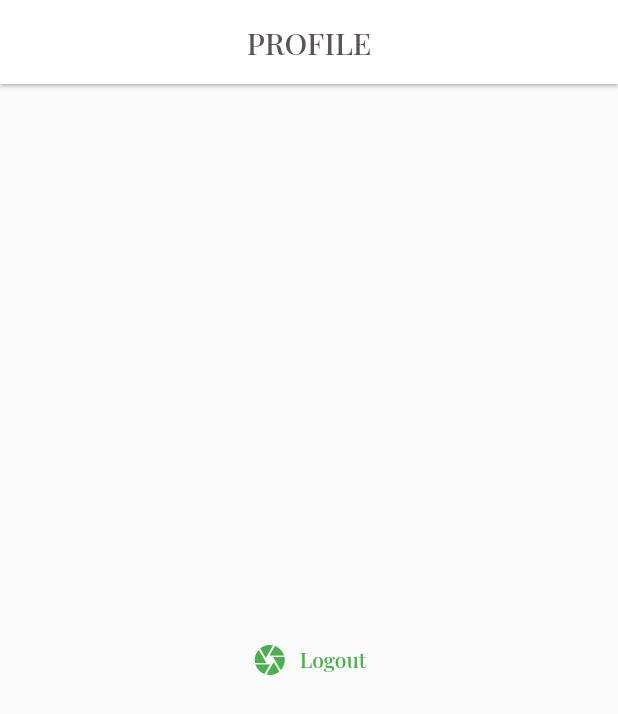
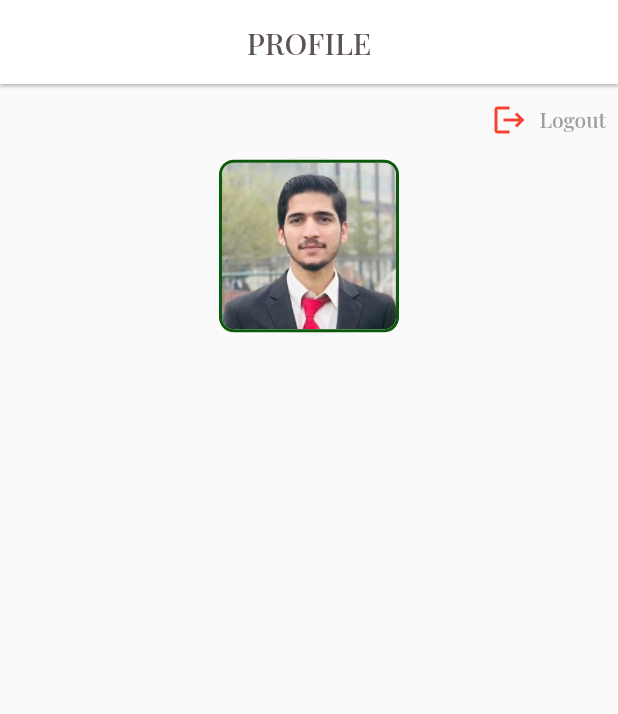
Before and after one commit to MUmerYasin/profile_flutter_course, a Flutter app: the screen it shows after launch, on a phone screen of 412 x 824 dp. Shown: the top 714 px of the screen. Run offline on Flutter 3.47's test engine with Material 2 defaults, Android fonts, the phone set to English and light mode, and no system bars; our stand-ins replace google_fonts.

Commit message:
Circle Avatar add with BorderRadius 10, and Border custom green color and add ClipRRect to convert it circular to square box with rounded corner.

```diff
--- a/lib/main.dart
+++ b/lib/main.dart
@@ -10,15 +10,15 @@ void main() {
 class MyApp extends StatelessWidget {
   const MyApp({Key? key}) : super(key: key);
 
-
   @override
   Widget build(BuildContext context) {
     return MaterialApp(
       title: 'selection',
       theme: ThemeData(
-        primarySwatch: Colors.green,
+        primarySwatch: Colors.grey,
         textTheme: GoogleFonts.playfairDisplayTextTheme(
-          Theme.of(context).textTheme,),
+          Theme.of(context).textTheme,
+        ),
       ),
       home: const MyHomePage(title: 'PROFILE'),
     );
@@ -35,7 +35,6 @@ class MyHomePage extends StatefulWidget {
 }
 
 class _MyHomePageState extends State<MyHomePage> {
-
   @override
   Widget build(BuildContext context) {
     return Scaffold(
@@ -43,26 +42,60 @@ class _MyHomePageState extends State<MyHomePage> {
         title: Text(
           widget.title,
           style: GoogleFonts.playfairDisplay(
-        textStyle: const TextStyle(color: appBarColorCustom, ),
-      ),
+            textStyle: const TextStyle(
+              color: appBarColorCustom,
+            ),
+          ),
         ),
-        elevation:1.0,
+        elevation: 1.0,
         centerTitle: true,
         backgroundColor: Colors.white,
       ),
-      body: Center(
+      body: SingleChildScrollView(
         child: Column(
-          mainAxisAlignment: MainAxisAlignment.center,
-          children:  <Widget>[
-            TextButton.icon(
-              icon: const Icon(Icons.camera),
-              label: const  Text(logOutString),
-              onPressed: () {},
-            )
+          mainAxisAlignment: MainAxisAlignment.start,
+          crossAxisAlignment: CrossAxisAlignment.center,
+          children: <Widget>[
+            Row(
+              mainAxisAlignment: MainAxisAlignment.end,
+              crossAxisAlignment: CrossAxisAlignment.center,
+              children: [
+                TextButton.icon(
+                  icon: const Icon(
+                    Icons.logout,
+                    color: Colors.red,
+                  ),
+                  label: const Text(logOutString),
+                  onPressed: () {},
+                ),
+              ],
+            ),
+            Row(
+              mainAxisAlignment: MainAxisAlignment.center,
+              crossAxisAlignment: CrossAxisAlignment.center,
+              children: [
+                CircleAvatar(
+                  radius: 60.0,
+                  child: Container(
+                    decoration: BoxDecoration(
+                      border: Border.all(
+                        color: greenIconColorCustom,
+                        width: 2,
+                      ),
+                      borderRadius:
+                          const BorderRadius.all(Radius.circular(10.0)),
+                    ),
+                    child: ClipRRect(
+                      child: Image.asset('lib/assets/images/222.png'),
+                      borderRadius: BorderRadius.circular(8.0),
+                    ),
+                  ),
+                ),
+              ],
+            ),
           ],
         ),
       ),
-
     );
   }
 }
```
Also changed, not shown: lib/assets/images/222.png (added).
